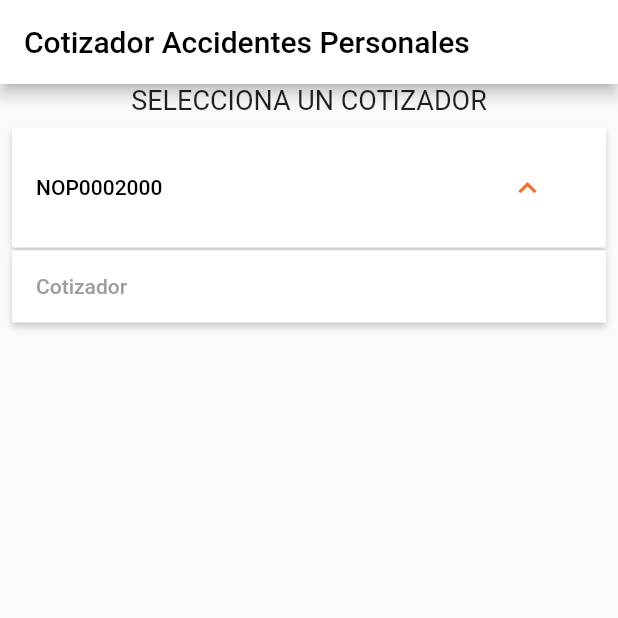
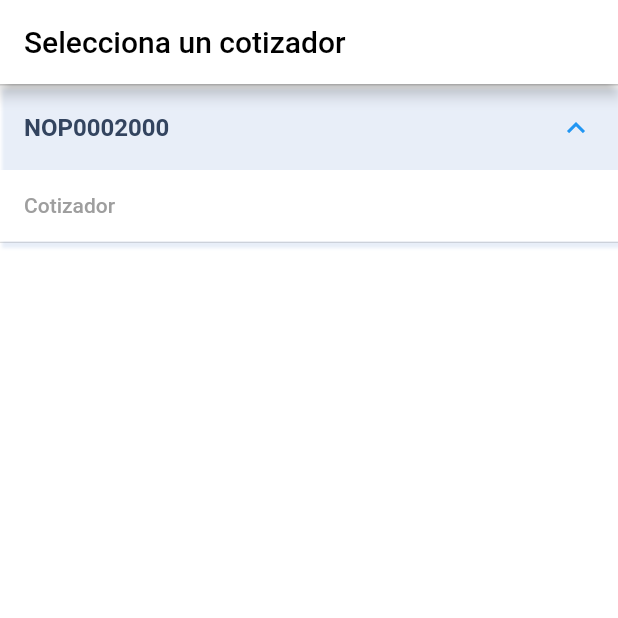
Before and after one commit to mariscalsantiago/temporalIntermediarios, a Flutter app: the screen it shows after launch, after a tap on "NOP0002000", on a phone screen of 412 x 824 dp, the top half of it. Run offline on Flutter 3.47's test engine with Material 2 defaults, Android fonts, the phone set to English and light mode, and no system bars; our stand-ins replace flutter_linkify, jiffy; missing offline and left inert: flutter_webview_plugin.

Commit message:
FIX: Selecciona cotizador

```diff
--- a/cotizador_agente/lib/modelos_widget/NegocioOperableElement.dart
+++ b/cotizador_agente/lib/modelos_widget/NegocioOperableElement.dart
@@ -99,7 +99,7 @@ class _NegocioOperableElementState
 
       setState(() {
         _initialURL = "config.urlAccionIngreso + encoded";
-        Utilidades.LogPrint("URLACCION: " + _initialURL);
+        Utilidades.LogPrint(" URLACCION: " + _initialURL);
       });
 
       Map<String, String> headers = {
@@ -130,8 +130,42 @@ class _NegocioOperableElementState
   @override
   Widget build(BuildContext context) {
 
+    return Visibility(
+      visible: true,//widget.negocioOperable.cotizadores.length>0 && widget.negocioOperable.cotizadores!=null,
+      child: Container(
+        color: Colors.white,
+        width: double.infinity,
+        child: FlatButton(
+          color: Colors.white,
+          child: Container(
+            color: Colors.white,
+            width: double.infinity,
+            child: Text(
+              "Cotizador",//widget.negocioOperable.cotizadores[j].aplicacion,
+              textAlign: TextAlign.left,
+              style: TextStyle(color: Colors.grey),
+            ),
+          ),
+          onPressed: () {
+            CotizacionesApp nuevo = new CotizacionesApp();
 
-    return Visibility(
+            Utilidades.cotizacionesApp = nuevo;
+
+            Utilidades.idAplicacion = 2343;//int.parse(widget.negocioOperable.cotizadores[j].id_aplicacion.toString());
+            Utilidades.tipoDeNegocio = "Planes Individuales";//widget.negocioOperable.cotizadores[j].aplicacion;
+            seccionCotizador();
+            //Navigator.pushNamed(FormularioPaso1; FormularioPaso1;,);
+            Utilidades.deboCargarPaso1 = false;
+            //Navigator.pop(FormularioPaso1);
+            Navigator.push(context, MaterialPageRoute(
+              builder: (context) => FormularioPaso1(),
+            ));
+            },
+        ),
+      ),
+    );
+
+    /*return Visibility(
       visible: true,//widget.negocioOperable.cotizadores.length>0 && widget.negocioOperable.cotizadores!=null,
       child: Column(
         children: <Widget>[
@@ -231,6 +265,6 @@ class _NegocioOperableElementState
           ),
         ],
       ),
-    );
+    );*/
   }
 }
--- a/cotizador_agente/lib/modelos_widget/modelo_material_apoyo.dart
+++ b/cotizador_agente/lib/modelos_widget/modelo_material_apoyo.dart
@@ -1,6 +1,6 @@
 
 import 'package:cotizador_agente/modelos/modelos.dart';
-import 'package:cotizador_agente/utils/Colores.dart';
+import 'package:cotizador_agente/utils/AppColors.dart';
 import 'package:flutter/material.dart';
 import 'package:flutter_linkify/flutter_linkify.dart';
 import 'package:url_launcher/url_launcher.dart';
--- a/cotizador_agente/lib/modelos_widget/modelo_seccion.dart
+++ b/cotizador_agente/lib/modelos_widget/modelo_seccion.dart
@@ -1,6 +1,6 @@
 
 import 'package:cotizador_agente/modelos/modelos.dart';
-import 'package:cotizador_agente/utils/Colores.dart';
+import 'package:cotizador_agente/utils/AppColors.dart';
 import 'package:cotizador_agente/utils/Utils.dart';
 import 'package:cotizador_agente/utils/validadores.dart';
 import 'package:flutter/material.dart';
--- a/cotizador_agente/lib/modelos_widget/modelo_topbar.dart
+++ b/cotizador_agente/lib/modelos_widget/modelo_topbar.dart
@@ -1,4 +1,4 @@
-import 'package:cotizador_agente/utils/Colores.dart';
+import 'package:cotizador_agente/utils/AppColors.dart';
 import 'package:cotizador_agente/utils/Mensajes.dart';
 import 'package:cotizador_agente/utils/Utils.dart';
 import 'package:cotizador_agente/vistas/CotizacionesGuardadas.dart';
--- a/cotizador_agente/lib/modelos_widget/modelos_widgets.dart
+++ b/cotizador_agente/lib/modelos_widget/modelos_widgets.dart
@@ -1,5 +1,5 @@
 import 'package:cotizador_agente/modelos/modelos.dart';
-import 'package:cotizador_agente/utils/Colores.dart';
+import 'package:cotizador_agente/utils/AppColors.dart';
 import 'package:cotizador_agente/utils/Mensajes.dart';
 import 'package:cotizador_agente/utils/Utils.dart';
 import 'package:cotizador_agente/widgets/ImageSwitch.dart';
--- a/cotizador_agente/lib/modelos_widget/reglonTabla.dart
+++ b/cotizador_agente/lib/modelos_widget/reglonTabla.dart
@@ -1,5 +1,5 @@
 import 'package:cotizador_agente/modelos/modelos.dart';
-import 'package:cotizador_agente/utils/Colores.dart';
+import 'package:cotizador_agente/utils/AppColors.dart';
 import 'package:flutter/material.dart';
 class RenglonTabla extends StatefulWidget {
 
--- a/cotizador_agente/lib/utils/Colores.dart
+++ b/cotizador_agente/lib/utils/AppColors.dart
@@ -2,7 +2,7 @@ import 'package:flutter/material.dart';
 
 class AppColors {
   static HexColor color_sombra = HexColor("F3F4F5");
-  static HexColor color_titulo = HexColor("002e71");
+  static HexColor color_titulo = HexColor("002E71");
   static HexColor color_primario = HexColor("fc6c25");
   static HexColor color_texto = HexColor("000000");
   static HexColor color_filtro = HexColor("e4e4e4");
@@ -10,6 +10,10 @@ class AppColors {
   static HexColor color_texto_campo = HexColor("343f61");
   static HexColor color_switch_apagado = HexColor("dcdcdc");
   static HexColor color_mail = HexColor("aac3ee");
+  static HexColor color_appBar = HexColor("#33445F");
+  static HexColor color_background = HexColor("#F6F9FD");
+  static HexColor color_backgroundApp = HexColor("#F4F4F4");
+  static HexColor color_borde = HexColor("E8EEF8");
 }
 
 class HexColor extends Color {
--- a/cotizador_agente/lib/utils/Mensajes.dart
+++ b/cotizador_agente/lib/utils/Mensajes.dart
@@ -12,7 +12,7 @@ class Mensajes{
   static final String titleLoSentimos = "¡Lo sentimos!";
   static final String titleContinuar = "¿Deseas continuar?";
   static final String titleAdver = "No se puede continuar";
-  static final String legendCotizador = "SELECCIONA UN COTIZADOR";
+  static final String legendCotizador = "Selecciona un cotizador";
 
   //MENSAJES
   static final String recuperarPlan = "No es posible recuperar la cotización, el plan ya no se encuentra disponible.";
--- a/cotizador_agente/lib/vistas/Cotizacion.dart
+++ b/cotizador_agente/lib/vistas/Cotizacion.dart
@@ -1,4 +1,4 @@
-import 'package:cotizador_agente/utils/Colores.dart';
+import 'package:cotizador_agente/utils/AppColors.dart';
 import 'package:flutter/cupertino.dart';
 import 'package:cotizador_agente/modelos/modelos.dart';
 import 'package:flutter/material.dart';
--- a/cotizador_agente/lib/vistas/FormularioPaso1.dart
+++ b/cotizador_agente/lib/vistas/FormularioPaso1.dart
@@ -1,7 +1,7 @@
 
 import 'dart:convert';
 import 'dart:io';
-import 'package:cotizador_agente/utils/Colores.dart';
+import 'package:cotizador_agente/utils/AppColors.dart';
 import 'package:cotizador_agente/utils/Mensajes.dart';
 //import 'package:firebase_performance/firebase_performance.dart';
 //import 'package:agentesgnp/Modelos/LoginModels.dart';
--- a/cotizador_agente/lib/vistas/FormularioPaso2.dart
+++ b/cotizador_agente/lib/vistas/FormularioPaso2.dart
@@ -1,7 +1,7 @@
 
 import 'dart:convert';
 import 'dart:io';
-import 'package:cotizador_agente/utils/Colores.dart';
+import 'package:cotizador_agente/utils/AppColors.dart';
 import 'package:cotizador_agente/utils/Mensajes.dart';
 //import 'package:firebase_analytics/firebase_analytics.dart';
 //import 'package:firebase_performance/firebase_performance.dart';
--- a/cotizador_agente/lib/vistas/MaterialApoyo.dart
+++ b/cotizador_agente/lib/vistas/MaterialApoyo.dart
@@ -1,6 +1,6 @@
 
 import 'package:cotizador_agente/modelos_widget/modelo_material_apoyo.dart';
-import 'package:cotizador_agente/utils/Colores.dart';
+import 'package:cotizador_agente/utils/AppColors.dart';
 import 'package:cotizador_agente/utils/Utils.dart';
 import 'package:flutter/cupertino.dart';
 import 'package:flutter/material.dart';
--- a/cotizador_agente/lib/vistas/SeleccionaCotizadorAP.dart
+++ b/cotizador_agente/lib/vistas/SeleccionaCotizadorAP.dart
@@ -2,11 +2,11 @@ import 'dart:convert';
 import 'dart:io';
 import 'package:cotizador_agente/EnvironmentVariablesSetup/app_config.dart';
 import 'package:cotizador_agente/modelos_widget/NegocioOperableElement.dart';
-import 'package:cotizador_agente/utils/Colores.dart';
+import 'package:cotizador_agente/utils/AppColors.dart';
 import 'package:cotizador_agente/utils/Mensajes.dart';
-import 'package:flutter/material.dart';
 import 'package:cotizador_agente/modelos/modelos.dart';
 import 'package:cotizador_agente/utils/Utils.dart';
+import 'package:flutter/material.dart';
 import 'package:http/http.dart';
 
 
@@ -210,27 +210,48 @@ class _SeleccionaCotizadorAPState extends State<SeleccionaCotizadorAP>
     }
 
     return Scaffold(
+      backgroundColor: Colors.white,
       appBar: AppBar(
         iconTheme: IconThemeData(color: AppColors.color_primario),
         backgroundColor: Colors.white,
-        title: Text("Cotizador Accidentes Personales", style: TextStyle(color: Colors.black),),
+        title: Text("Selecciona un cotizador", style: TextStyle(color: Colors.black),),
       ),
       body:  isLoading ? Center(child: CircularProgressIndicator(valueColor: new AlwaysStoppedAnimation<Color>(AppColors.color_primario),),): Column(
         children:  <Widget>[
-          Text(Mensajes.legendCotizador, style: TextStyle(),),
+
           Visibility(
-            visible: true, //widget.negociosOperables[0].cotizadores != null,
+            visible:  true,//widget.negociosOperables[0].cotizadores != null,
             child: Expanded(
-                child: Container(
-                  child: new ListView.builder(
-                      itemCount: widget.negociosOperables.length,
-                      shrinkWrap: true,
-                      physics: ScrollPhysics(),
-                      itemBuilder: (BuildContext ctxt, int index) {
-                        return NegocioOperableElement(negocioOperable: widget.negociosOperables[index]);
-                      }),
-                )),
-          )
+              child: new ListView.builder(
+                  itemCount: widget.negociosOperables.length,
+                  shrinkWrap: true,
+                  physics: ScrollPhysics(),
+                  itemBuilder: (context, index){
+                  return Container(
+                    width: double.infinity,
+                    decoration: BoxDecoration(
+                        boxShadow: [
+                          BoxShadow(
+                            blurRadius: 1.0,
+                            color: AppColors.color_borde,
+                            offset: Offset(1.0, 3.0),
+                          ),
+                        ]),
+                    child: new ExpansionTile(
+                      title: new Text(widget.negociosOperables[0].negocioOperable,
+                        style: new TextStyle(
+                            fontSize: 16.0,
+                            fontWeight: FontWeight.w600,
+                            color: AppColors.color_appBar),),
+                      children: <Widget>[
+                        NegocioOperableElement(negocioOperable: widget.negociosOperables[index],),
+                      ],
+                    ),
+                  );
+                }
+              ),
+            ),
+          ),
         ],
       ),
     );
--- a/cotizador_agente/lib/vistas/SendEmail.dart
+++ b/cotizador_agente/lib/vistas/SendEmail.dart
@@ -1,5 +1,5 @@
 
-import 'package:cotizador_agente/utils/Colores.dart';
+import 'package:cotizador_agente/utils/AppColors.dart';
 import 'package:flutter/cupertino.dart';
 import 'package:flutter/material.dart';
 
```
